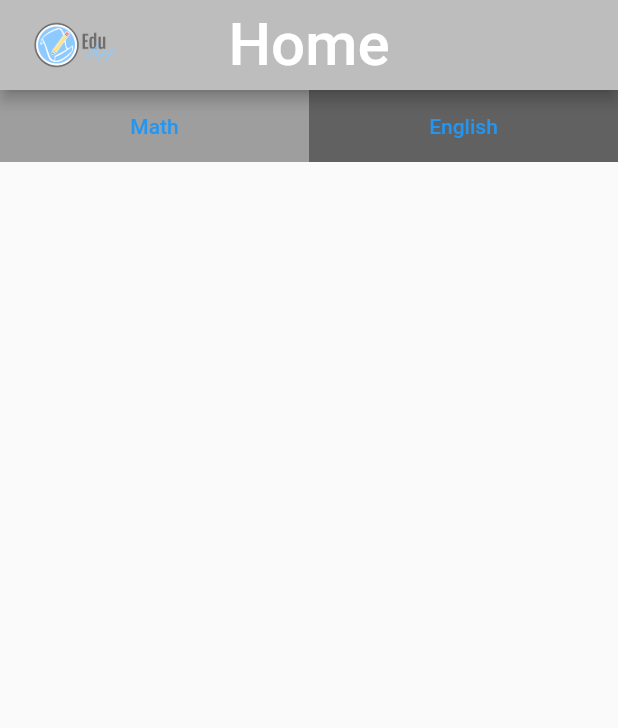
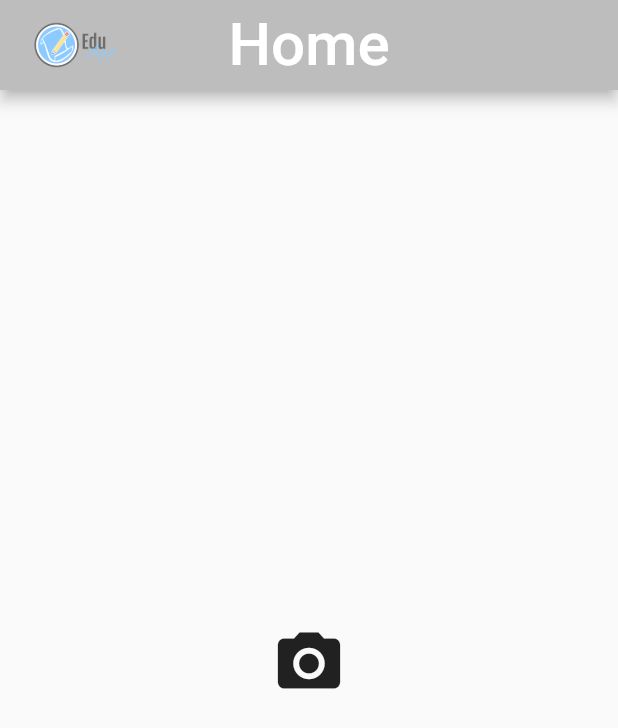
Before and after one commit to maishafahmed/Google-Solution-Team, a Flutter app: the Homepage screen opened by its route, on a phone screen of 412 x 824 dp. Shown: the top 728 px of the screen. Run offline on Flutter 3.47's test engine with Material 2 defaults, Android fonts, the phone set to English and light mode, and no system bars.

Commit message:
add camera icon to homepage

```diff
--- a/edu_app/lib/home/homepage.dart
+++ b/edu_app/lib/home/homepage.dart
@@ -30,32 +30,17 @@ class _HomepageState extends State<Homepage> {
         ),
         centerTitle: true,
       ),
-      body: Column(
-        children: [
-          Row(
-            mainAxisAlignment: MainAxisAlignment.spaceBetween,
-            children: [
-              Expanded(
-                child: Container(
-                  color: Colors.grey,
-                  child: TextButton(
-                    onPressed: () {},
-                    child: Text("Math"),
-                  ),
-                ),
-              ),
-              Expanded(
-                child: Container(
-                  color: Colors.grey[700],
-                  child: TextButton(
-                    onPressed: () {},
-                    child: Text("English"),
-                  ),
-                ),
-              ),
-            ],
-          ),
-        ],
+      body: Center(
+        child: Column(
+          mainAxisAlignment: MainAxisAlignment.center,
+          children: [
+            IconButton(
+              icon: Icon(Icons.camera_alt),
+              onPressed: () {},
+              iconSize: 50.0,
+            )
+          ],
+        ),
       ),
     );
   }
--- a/edu_app/lib/login/confirm_user.dart
+++ b/edu_app/lib/login/confirm_user.dart
@@ -43,7 +43,7 @@ class _ConfirmUserState extends State<ConfirmUser> {
             children: [
               FlatButton(
                 onPressed: () {
-                  Navigator.pushNamed(context, '');
+                  Navigator.pushNamed(context, '/homepage');
                 },
                 height: 60.0,
                 minWidth: 210.0,
--- a/edu_app/lib/main.dart
+++ b/edu_app/lib/main.dart
@@ -7,7 +7,7 @@ import 'package:edu_app/home/homepage.dart';
 
 void main() {
   runApp(MaterialApp(
-    initialRoute: '/new-user',
+    initialRoute: '/choose',
     routes: {
       '/': (context) => Loading(),
       '/choose': (context) => ChooseUser(),
```
